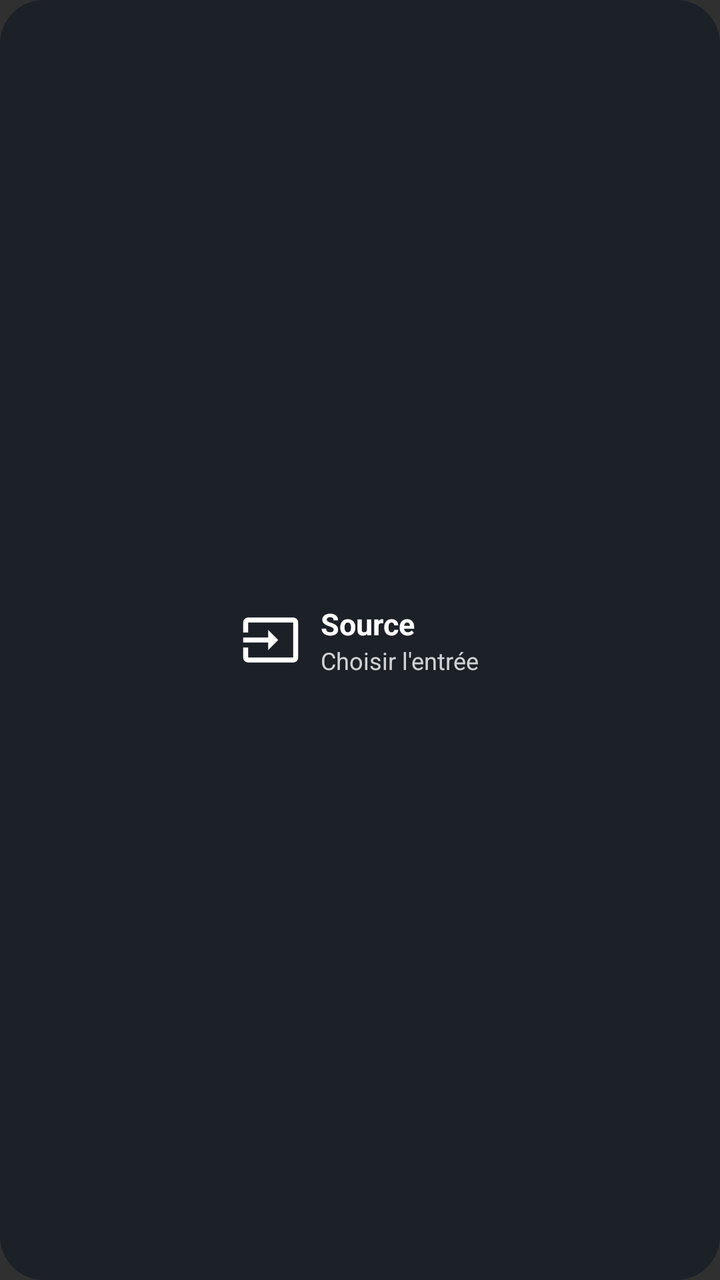
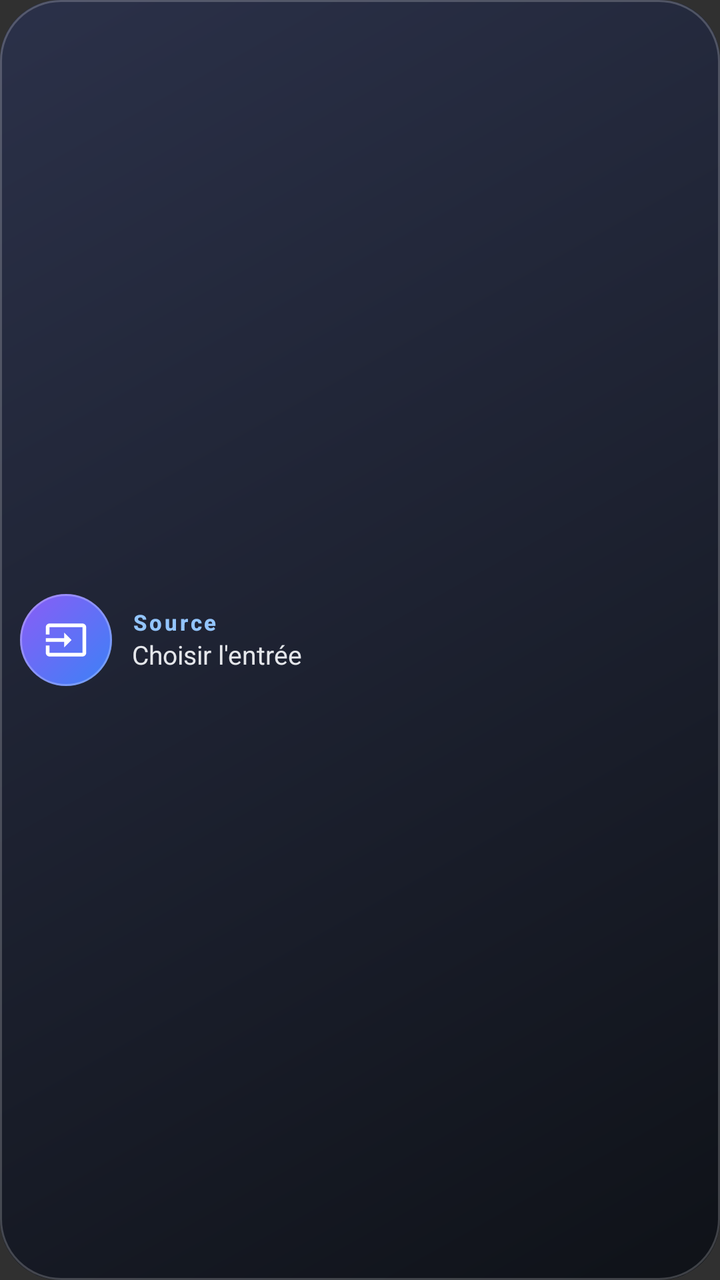

Two renders of the same Android screen: before a commit and after it. Below are the layout's source before the change and the commit's diff.
<!-- AndroidManifest.xml: application theme android:Theme.Material.NoActionBar -->
<!-- res/layout/widget_source.xml -->
<?xml version="1.0" encoding="utf-8"?>
<LinearLayout xmlns:android="http://schemas.android.com/apk/res/android"
    android:id="@+id/source_root"
    android:layout_width="match_parent"
    android:layout_height="match_parent"
    android:background="@drawable/tile_off"
    android:gravity="center"
    android:orientation="horizontal"
    android:padding="12dp">

    <ImageView
        android:layout_width="30dp"
        android:layout_height="30dp"
        android:contentDescription="@string/widget_source_title"
        android:scaleType="fitCenter"
        android:src="@drawable/ic_input" />

    <LinearLayout
        android:layout_width="wrap_content"
        android:layout_height="wrap_content"
        android:layout_marginStart="10dp"
        android:orientation="vertical">

        <TextView
            android:layout_width="wrap_content"
            android:layout_height="wrap_content"
            android:text="@string/widget_source_title"
            android:textColor="#FFFFFF"
            android:textSize="15sp"
            android:textStyle="bold" />

        <TextView
            android:id="@+id/source_state"
            android:layout_width="wrap_content"
            android:layout_height="wrap_content"
            android:text="@string/widget_source_hint"
            android:textColor="#CCFFFFFF"
            android:textSize="12sp" />
    </LinearLayout>
</LinearLayout>
<!-- resources referenced by this layout -->
<resources>
  <!-- drawable ic_input (drawable) -->
  <?xml version="1.0" encoding="utf-8"?>
  <vector xmlns:android="http://schemas.android.com/apk/res/android"
      android:width="24dp"
      android:height="24dp"
      android:viewportWidth="24"
      android:viewportHeight="24">
      <path
          android:fillColor="#FFFFFFFF"
          android:pathData="M21,3.01H3c-1.1,0 -2,0.9 -2,2V9h2V4.99h18v14.03H3V15H1v4.01c0,1.1 0.9,1.98 2,1.98h18c1.1,0 2,-0.88 2,-1.98v-14c0,-1.1 -0.9,-2 -2,-2z M11,16l4,-4 -4,-4v3H1v2h10v3z" />
  </vector>
  <!-- drawable tile_off (drawable) -->
  <?xml version="1.0" encoding="utf-8"?>
  <shape xmlns:android="http://schemas.android.com/apk/res/android"
      android:shape="rectangle">
      <solid android:color="#F01B1F27" />
      <corners android:radius="22dp" />
  </shape>
  <string name="widget_source_hint">Choisir l\'entrée</string>
  <string name="widget_source_title">Source</string>
</resources>

<!-- the commit's change to res/layout/widget_source.xml (unified diff, before → after) -->
@@ -3,38 +3,53 @@
     android:id="@+id/source_root"
     android:layout_width="match_parent"
     android:layout_height="match_parent"
-    android:background="@drawable/tile_off"
+    android:background="@drawable/dw_bg"
     android:gravity="center"
     android:orientation="horizontal"
-    android:padding="12dp">
+    android:padding="10dp">
 
-    <ImageView
-        android:layout_width="30dp"
-        android:layout_height="30dp"
-        android:contentDescription="@string/widget_source_title"
-        android:scaleType="fitCenter"
-        android:src="@drawable/ic_input" />
+    <FrameLayout
+        android:id="@+id/source_ring"
+        android:layout_width="46dp"
+        android:layout_height="46dp"
+        android:background="@drawable/dw_round_remote">
+
+        <ImageView
+            android:layout_width="22dp"
+            android:layout_height="22dp"
+            android:layout_gravity="center"
+            android:contentDescription="@null"
+            android:src="@drawable/ic_input"
+            android:tint="#FFFFFFFF" />
+    </FrameLayout>
 
     <LinearLayout
-        android:layout_width="wrap_content"
+        android:layout_width="0dp"
         android:layout_height="wrap_content"
+        android:layout_weight="1"
         android:layout_marginStart="10dp"
         android:orientation="vertical">
 
         <TextView
             android:layout_width="wrap_content"
             android:layout_height="wrap_content"
+            android:fontFamily="sans-serif-medium"
+            android:letterSpacing="0.12"
+            android:singleLine="true"
             android:text="@string/widget_source_title"
-            android:textColor="#FFFFFF"
-            android:textSize="15sp"
+            android:textColor="#FF93C5FD"
+            android:textSize="11sp"
             android:textStyle="bold" />
 
         <TextView
             android:id="@+id/source_state"
             android:layout_width="wrap_content"
             android:layout_height="wrap_content"
+            android:ellipsize="end"
+            android:fontFamily="sans-serif"
+            android:singleLine="true"
             android:text="@string/widget_source_hint"
-            android:textColor="#CCFFFFFF"
-            android:textSize="12sp" />
+            android:textColor="#FFE5E7EB"
+            android:textSize="13sp" />
     </LinearLayout>
 </LinearLayout>
<!-- resource entries referenced after the edit -->
@@ -1,5 +1,39 @@
 <!-- resources referenced by this layout -->
 <resources>
+  <!-- drawable dw_bg (drawable) -->
+  <?xml version="1.0" encoding="utf-8"?>
+  <layer-list xmlns:android="http://schemas.android.com/apk/res/android">
+      <item>
+          <shape android:shape="rectangle">
+              <gradient android:angle="315" android:startColor="#FF2B3149" android:endColor="#FF0F1218" />
+              <corners android:radius="30dp" />
+          </shape>
+      </item>
+      <item>
+          <shape android:shape="rectangle">
+              <stroke android:width="1dp" android:color="#33FFFFFF" />
+              <corners android:radius="30dp" />
+          </shape>
+      </item>
+  </layer-list>
+  <!-- drawable dw_round_remote (drawable) -->
+  <?xml version="1.0" encoding="utf-8"?>
+  <ripple xmlns:android="http://schemas.android.com/apk/res/android" android:color="#55FFFFFF">
+      <item>
+          <layer-list>
+              <item>
+                  <shape android:shape="oval">
+                      <gradient android:angle="315" android:startColor="#FF8B5CF6" android:endColor="#FF3B82F6" />
+                  </shape>
+              </item>
+              <item>
+                  <shape android:shape="oval">
+                      <stroke android:width="1dp" android:color="#40FFFFFF" />
+                  </shape>
+              </item>
+          </layer-list>
+      </item>
+  </ripple>
   <!-- drawable ic_input (drawable) -->
   <?xml version="1.0" encoding="utf-8"?>
   <vector xmlns:android="http://schemas.android.com/apk/res/android"
@@ -11,13 +45,6 @@
           android:fillColor="#FFFFFFFF"
           android:pathData="M21,3.01H3c-1.1,0 -2,0.9 -2,2V9h2V4.99h18v14.03H3V15H1v4.01c0,1.1 0.9,1.98 2,1.98h18c1.1,0 2,-0.88 2,-1.98v-14c0,-1.1 -0.9,-2 -2,-2z M11,16l4,-4 -4,-4v3H1v2h10v3z" />
   </vector>
-  <!-- drawable tile_off (drawable) -->
-  <?xml version="1.0" encoding="utf-8"?>
-  <shape xmlns:android="http://schemas.android.com/apk/res/android"
-      android:shape="rectangle">
-      <solid android:color="#F01B1F27" />
-      <corners android:radius="22dp" />
-  </shape>
   <string name="widget_source_hint">Choisir l\'entrée</string>
   <string name="widget_source_title">Source</string>
 </resources>
